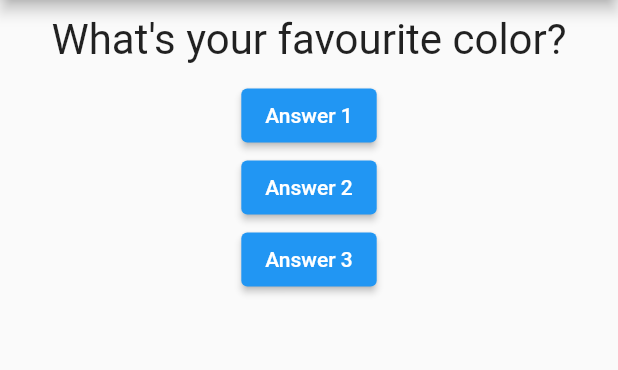
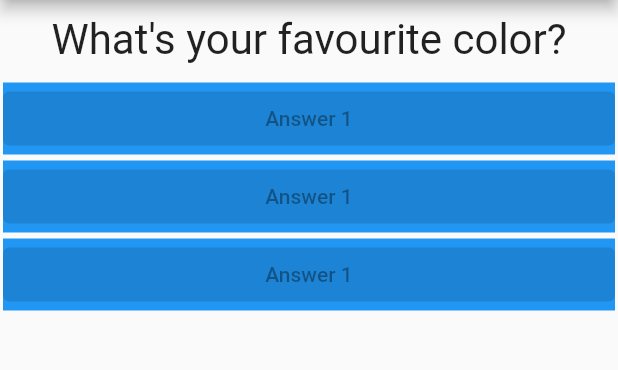
Before and after one commit to Mr-Phil1/My-first-Flutter-App, a Flutter app: the screen it shows after launch, on a phone screen of 412 x 824 dp, the part 84-454 px from its top. Run offline on Flutter 3.47's test engine with Material 2 defaults, Android fonts, the phone set to English and light mode, and no system bars.

Commit message:
modify main.dart * import the answer.dart file * use the Answer Constructor

```diff
--- a/lib/main.dart
+++ b/lib/main.dart
@@ -1,6 +1,7 @@
 import 'package:flutter/material.dart';
 
 import './question.dart';
+import './answer.dart';
 
 // void main() {
 //   runApp(MyApp());
@@ -41,21 +42,9 @@ class _MyAppState extends State<MyApp> {
             Question(
               questions[_questionIndex],
             ),
-            ElevatedButton(
-              child: Text('Answer 1'),
-              onPressed: _answerQuestions,
-            ),
-            ElevatedButton(
-              child: Text('Answer 2'),
-              onPressed: () => print('Answer 2 chosen'),
-            ),
-            ElevatedButton(
-              child: Text('Answer 3'),
-              onPressed: () {
-                //..
-                print('Answer 3 chosen');
-              },
-            ),
+            Answer(),
+            Answer(),
+            Answer(),
           ],
         ),
       ),
```
